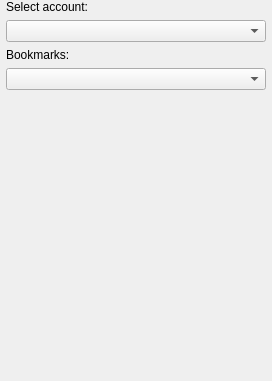
euroelessar/qutim, file src/corelayers/joingroupchatdlg/joingroupchat.ui: the form before one commit.
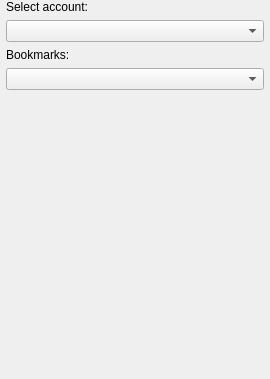
The form after the commit. The open tabs and pages were chosen to show the change. Custom widgets are drawn as their Qt base class.

Commit message: Progress in join groupchat dialog

What changed in the file:
```diff
--- a/src/corelayers/joingroupchatdlg/joingroupchat.ui
+++ b/src/corelayers/joingroupchatdlg/joingroupchat.ui
@@ -6,8 +6,8 @@
    <rect>
     <x>0</x>
     <y>0</y>
-    <width>272</width>
-    <height>381</height>
+    <width>270</width>
+    <height>379</height>
    </rect>
   </property>
   <property name="windowTitle">
```
Left out of the diff: 29 changed lines with no effect on the pictures. The commit also changes 3 other files.
